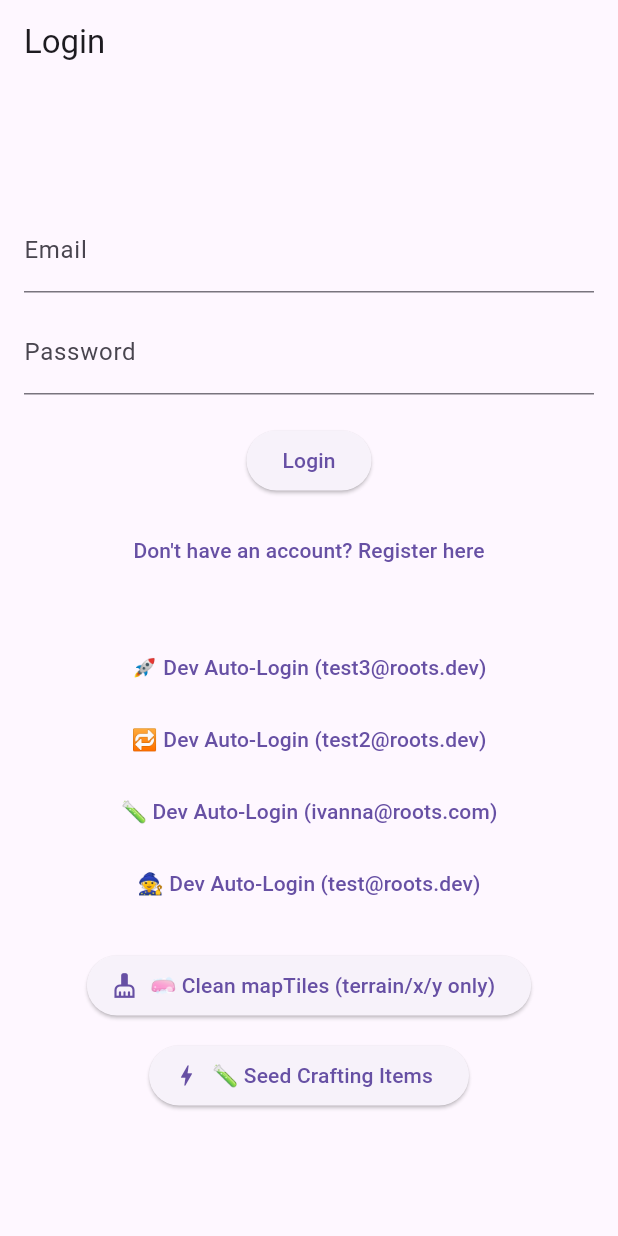
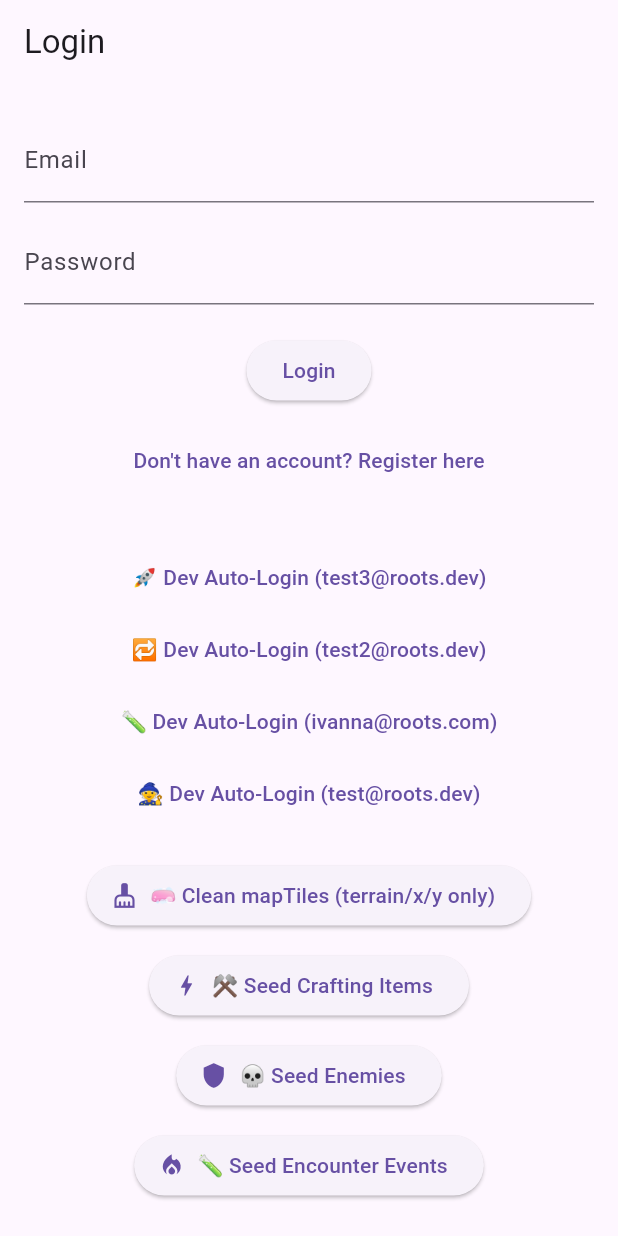
Before and after one commit to wolfgangkle/roots_app, a Flutter app: the screen it shows after launch, on a phone screen of 412 x 824 dp. Run offline on Flutter 3.47's test engine with Material 3 defaults, Android fonts, the phone set to English and light mode, and no system bars; our stand-ins replace cloud_firestore, cloud_functions, firebase_auth, firebase_core; accounts and stored records are empty.

```diff
--- /dev/null
+++ b/lib/modules/combat/data/enemy_data.dart
@@ -0,0 +1,50 @@
+final List<Map<String, dynamic>> enemyTypes = [
+  {
+    'id': 'bandit',
+    'name': 'Bandit',
+    'description': 'A ragged outlaw with a chipped blade.',
+    'combatLevel': 12,
+    'baseStats': {
+      'hp': 120,
+      'minDamage': 8,
+      'maxDamage': 14,
+      'attackSpeedMs': 90000,
+      'at': 18,
+      'def': 14,
+      'defense': 6,
+    },
+    'scaleWithEvent': true,
+  },
+  {
+    'id': 'goblin',
+    'name': 'Goblin',
+    'description': 'A sneaky goblin with a rusty dagger and questionable hygiene.',
+    'combatLevel': 8,
+    'baseStats': {
+      'hp': 80,
+      'minDamage': 4,
+      'maxDamage': 10,
+      'attackSpeedMs': 75000, // faster than most
+      'at': 16,
+      'def': 12,
+      'defense': 2,
+    },
+    'scaleWithEvent': true,
+  },
+  {
+    'id': 'skeleton',
+    'name': 'Skeleton',
+    'description': 'A clattering undead warrior held together by dark magic.',
+    'combatLevel': 10,
+    'baseStats': {
+      'hp': 100,
+      'minDamage': 6,
+      'maxDamage': 12,
+      'attackSpeedMs': 100000,
+      'at': 17,
+      'def': 15,
+      'defense': 4,
+    },
+    'scaleWithEvent': true,
+  },
+];
--- /dev/null
+++ b/lib/modules/combat/data/event_data.dart
@@ -0,0 +1,115 @@
+final List<Map<String, dynamic>> encounterEvents = [
+  {
+    'id': 'bandit_ambush',
+    'type': 'combat',
+    'description': 'You’re ambushed by a pack of bandits!',
+    'enemyTypes': ['bandit'],
+    'minLevel': 10,
+    'maxLevel': 30,
+    'scale': {
+      'base': 1,
+      'scalePerLevel': 0.1,
+      'max': 10,
+    },
+  },
+  {
+    'id': 'goblin_raid',
+    'type': 'combat',
+    'description': 'Goblins swarm out of the underbrush, shrieking for blood!',
+    'enemyTypes': ['goblin'],
+    'minLevel': 5,
+    'maxLevel': 20,
+    'scale': {
+      'base': 2,
+      'scalePerLevel': 0.2,
+      'max': 12,
+    },
+  },
+  {
+    'id': 'crypt_awakening',
+    'type': 'combat',
+    'description': 'Bones rattle and rise as ancient skeletons awaken to your presence.',
+    'enemyTypes': ['skeleton'],
+    'minLevel': 8,
+    'maxLevel': 25,
+    'scale': {
+      'base': 1,
+      'scalePerLevel': 0.15,
+      'max': 8,
+    },
+  },
+  {
+    'id': 'forest_crossroads',
+    'type': 'combat',
+    'description': 'The forest path splits — but both ends are guarded by danger. Bandits and goblins block your way!',
+    'enemyTypes': ['bandit', 'goblin'],
+    'minLevel': 10,
+    'maxLevel': 30,
+    'scale': {
+      'base': 2,
+      'scalePerLevel': 0.15,
+      'max': 10,
+    },
+  },
+  {
+    'id': 'haunted_battlefield',
+    'type': 'combat',
+    'description': 'As you step onto the cursed ground, goblins scavenge the ruins while skeletons rise to defend it.',
+    'enemyTypes': ['goblin', 'skeleton'],
+    'minLevel': 12,
+    'maxLevel': 35,
+    'scale': {
+      'base': 3,
+      'scalePerLevel': 0.2,
+      'max': 12,
+    },
+  },
+
+
+  // peaceful events
+
+  {
+    'id': 'crystal_clear_stream',
+    'type': 'peaceful',
+    'description': 'You stumble upon a small, crystal-clear stream. The water sparkles unnaturally.',
+    'title': 'Crystal Stream',
+    'minCombatLevel': 1,
+    'maxCombatLevel': 12,
+    'rarity': 1,
+    'reward': {
+      'effect': 'restore_health',
+      'xp': 8,
+    },
+  },
+  {
+    'id': 'abandoned_cart',
+    'type': 'peaceful',
+    'description': 'An abandoned merchant cart lies overturned. Something valuable might remain.',
+    'title': 'Abandoned Cart',
+    'minCombatLevel': 5,
+    'maxCombatLevel': 20,
+    'rarity': 2,
+    'reward': {
+      'effect': 'grant_gold',
+      'xp': 12,
+      'gold': 30,
+    },
+  },
+  {
+    'id': 'ancient_oak',
+    'type': 'peaceful',
+    'description': 'A towering oak radiates a strange presence. As you approach, its bark shifts subtly.',
+    'title': 'Ancient Oak',
+    'minCombatLevel': 8,
+    'maxCombatLevel': 30,
+    'rarity': 3,
+    'reward': {
+      'effect': 'grant_buff',
+      'xp': 18,
+      'buff': 'minor_protection',
+    },
+  }
+
+
+
+];
--- a/lib/screens/auth/login_screen.dart
+++ b/lib/screens/auth/login_screen.dart
@@ -5,7 +5,9 @@ import 'package:cloud_firestore/cloud_firestore.dart';
 import '../../services/auth_service.dart';
 import '../auth/check_user_profile.dart';
 import 'register_screen.dart';
-import 'package:roots_app/modules/village/data/items.dart'; // ✅ Import gameItems
+import 'package:roots_app/modules/village/data/items.dart'; // ✅ Crafting items
+import 'package:roots_app/modules/combat/data/enemy_data.dart'; // ✅ Enemies
+import 'package:roots_app/modules/combat/data/event_data.dart'; // ✅ Encounter events
 
 class LoginScreen extends StatefulWidget {
   const LoginScreen({super.key});
@@ -42,9 +44,7 @@ class _LoginScreenState extends State<LoginScreen> {
     } else {
       debugPrint('Logged in user: ${user.email}');
       Navigator.of(context).pushReplacement(
-        MaterialPageRoute(
-          builder: (_) => const CheckUserProfile(),
-        ),
+        MaterialPageRoute(builder: (_) => const CheckUserProfile()),
       );
     }
   }
@@ -96,11 +96,44 @@ class _LoginScreenState extends State<LoginScreen> {
 
     if (mounted) {
       ScaffoldMessenger.of(context).showSnackBar(
-        const SnackBar(content: Text("🧪 Seeded all crafting items into Firestore!")),
+        const SnackBar(content: Text("⚒️ Seeded all crafting items into Firestore!")),
       );
     }
   }
 
+  Future<void> _seedEnemies() async {
+    final batch = FirebaseFirestore.instance.batch();
+    final ref = FirebaseFirestore.instance.collection('enemyTypes');
+
+    for (final enemy in enemyTypes) {
+      final docRef = ref.doc(enemy['id']);
+      batch.set(docRef, enemy, SetOptions(merge: true));
+    }
+
+    await batch.commit();
+    if (mounted) {
+      ScaffoldMessenger.of(context).showSnackBar(
+        const SnackBar(content: Text("💀 Seeded enemyTypes to Firestore!")),
+      );
+    }
+  }
+
+  Future<void> _seedEncounterEvents() async {
+    final batch = FirebaseFirestore.instance.batch();
+    final ref = FirebaseFirestore.instance.collection('encounterEvents');
+
+    for (final event in encounterEvents) {
+      final docRef = ref.doc(event['id']);
+      batch.set(docRef, event, SetOptions(merge: true));
+    }
+
+    await batch.commit();
+    if (mounted) {
+      ScaffoldMessenger.of(context).showSnackBar(
+        const SnackBar(content: Text("🧪 Seeded encounterEvents to Firestore!")),
+      );
+    }
+  }
 
   @override
   Widget build(BuildContext context) {
@@ -210,7 +243,6 @@ class _LoginScreenState extends State<LoginScreen> {
 
             const SizedBox(height: 20),
 
-            // 🧼 MapTiles Cleanup Button
             ElevatedButton.icon(
               icon: const Icon(Icons.cleaning_services),
               label: const Text("🧼 Clean mapTiles (terrain/x/y only)"),
@@ -218,11 +250,24 @@ class _LoginScreenState extends State<LoginScreen> {
             ),
             const SizedBox(height: 12),
 
-            // 🧪 Seed Crafting Items Button
             ElevatedButton.icon(
               icon: const Icon(Icons.bolt),
-              label: const Text("🧪 Seed Crafting Items"),
+              label: const Text("⚒️ Seed Crafting Items"),
               onPressed: _seedCraftingItems,
+            ),
+            const SizedBox(height: 12),
+
+            ElevatedButton.icon(
+              icon: const Icon(Icons.shield),
+              label: const Text("💀 Seed Enemies"),
+              onPressed: _seedEnemies,
+            ),
+            const SizedBox(height: 12),
+
+            ElevatedButton.icon(
+              icon: const Icon(Icons.local_fire_department),
+              label: const Text("🧪 Seed Encounter Events"),
+              onPressed: _seedEncounterEvents,
             ),
           ],
         ),
```
Also changed, not shown: 4 other files.
